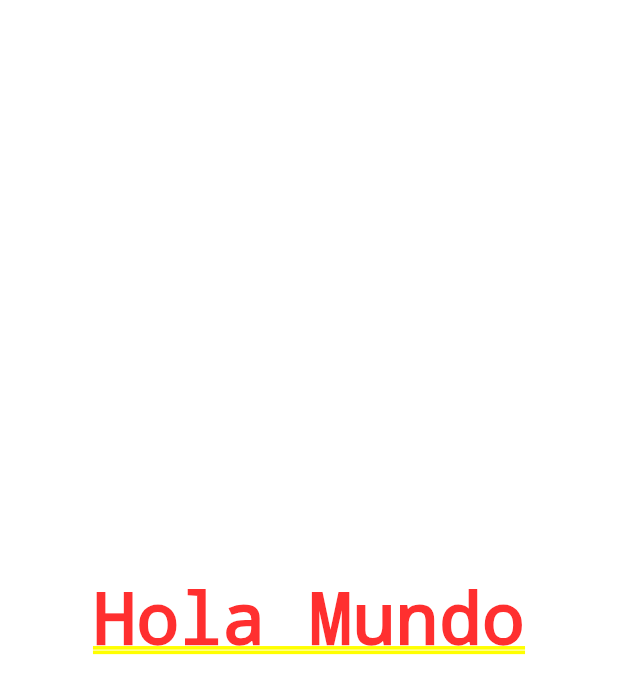
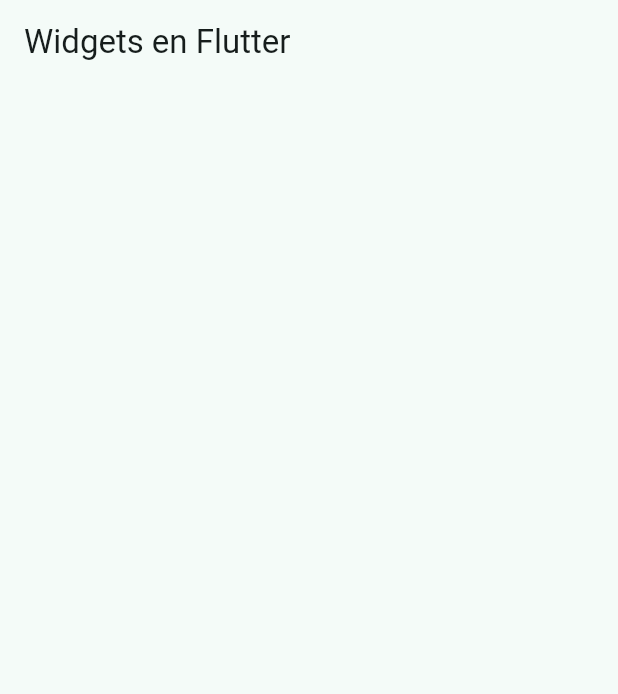
Before and after one commit to gu1llermo/widgets-app, a Flutter app: the screen it shows after launch, on a phone screen of 412 x 824 dp. Shown: the top 694 px of the screen. Run offline on Flutter 3.47's test engine with Material 3 defaults, Android fonts, the phone set to English and light mode, and no system bars.

Commit message:
Home Screen creado

```diff
--- a/lib/main.dart
+++ b/lib/main.dart
@@ -1,4 +1,6 @@
 import 'package:flutter/material.dart';
+import 'package:widgets_app/config/theme/app_theme.dart';
+import 'package:widgets_app/presentation/screens/home/home_screen.dart';
 
 void main() {
   runApp(const MainApp());
@@ -9,12 +11,11 @@ class MainApp extends StatelessWidget {
 
   @override
   Widget build(BuildContext context) {
-    return const MaterialApp(
+    return MaterialApp(
       debugShowCheckedModeBanner: false,
+      theme: AppTheme(selectedColor: 1).getTheme(),
       title: 'Widgets App',
-      home: Center(
-        child: Text('Hola Mundo'),
-      ),
+      home: const HomeScreen(),
     );
   }
 }
--- /dev/null
+++ b/lib/presentation/screens/home/home_screen.dart
@@ -0,0 +1,12 @@
+import 'package:flutter/material.dart';
+
+class HomeScreen extends StatelessWidget {
+  const HomeScreen({super.key});
+
+  @override
+  Widget build(BuildContext context) {
+    return Scaffold(
+      appBar: AppBar(title: const Text('Widgets en Flutter')),
+    );
+  }
+}
```
